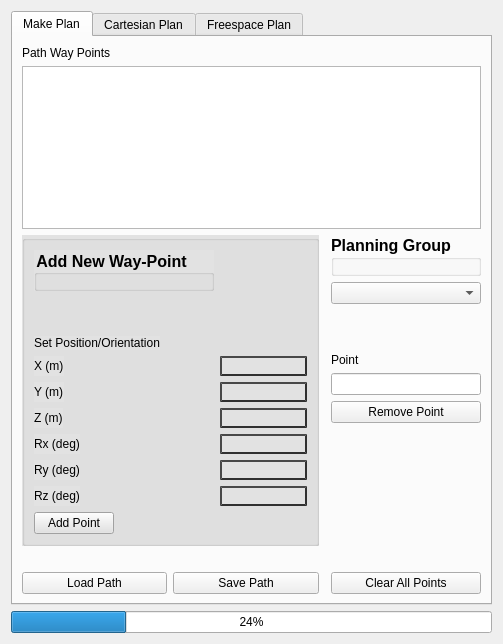
This is moveit_cartesian_plan_plugin/src/widgets/path_planning_widget.ui in peanut-robotics/fermi as Qt 5 draws it before an edit. The edited form follows.
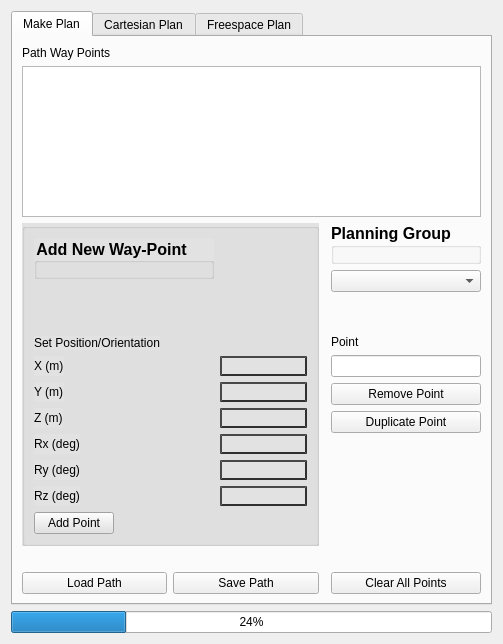
This is the edited form.

Patch:
```diff
--- a/moveit_cartesian_plan_plugin/src/widgets/path_planning_widget.ui
+++ b/moveit_cartesian_plan_plugin/src/widgets/path_planning_widget.ui
@@ -133,6 +133,13 @@
 											</property>
 										</widget>
 									</item>
+									<item row="9" column="0">
+										<widget class="QPushButton" name="btnDuplicatePoint">
+											<property name="text">
+												<string>Duplicate Point</string>
+											</property>
+										</widget>
+									</item>
 									<item row="4" column="0">
 										<widget class="QComboBox" name="combo_planGroup"/>
 									</item>
```
